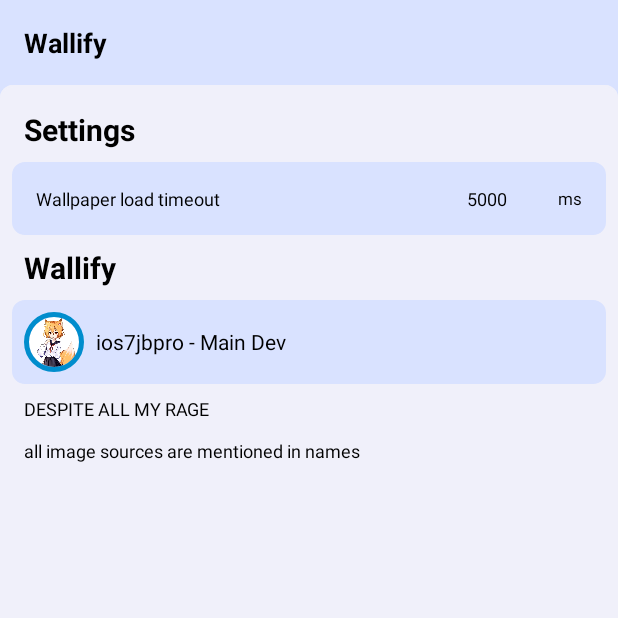
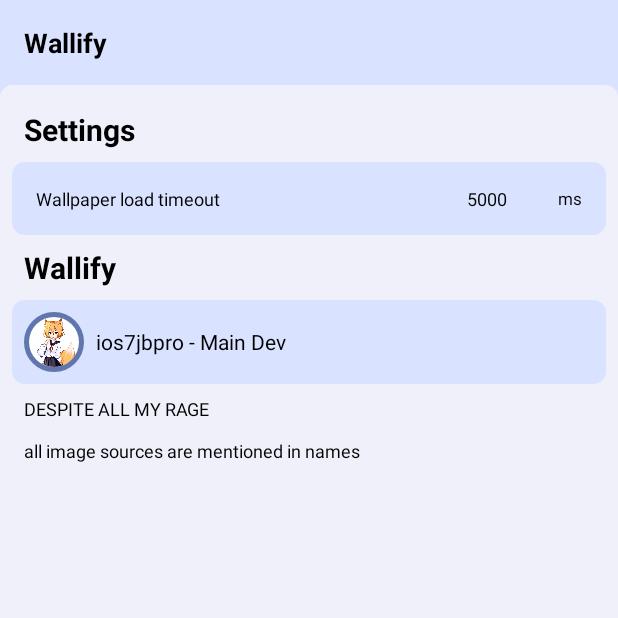
Before and after one commit to ios7jbpro/wallify, an Android app: the screen it shows after launch (MainActivity), after a tap on "Settings / Info", on a phone screen of 412 x 824 dp, the top half of it. Run offline under Robolectric (Android 15) with nearby library versions, the phone set to English and light mode, and no system bars; our stand-ins replace CircleImageView; pictures from the network do not load.

Commit message:
Fix pfp outline inconsistency over at dev list

```diff
--- a/app/src/main/res/layout/settings_dialog_fragment.xml
+++ b/app/src/main/res/layout/settings_dialog_fragment.xml
@@ -87,15 +87,16 @@
 				android:gravity="center_vertical"
 				android:orientation="horizontal"
 				android:background="@drawable/roundedbgviolent">
+
 				<de.hdodenhof.circleimageview.CircleImageView
 					android:id="@+id/circleimageview1"
 					android:layout_width="40dp"
 					android:layout_height="40dp"
 					android:src="@drawable/devpfp1"
+					app:civ_border_color="@color/colorAccent"
+					app:civ_border_overlay="true"
 					app:civ_border_width="3dp"
-					app:civ_border_color="#008DCD"
-					app:civ_circle_background_color="#FFFFFF"
-					app:civ_border_overlay="true" />
+					app:civ_circle_background_color="#FFFFFF" />
 				<TextView
 					android:id="@+id/textview4"
 					android:layout_width="wrap_content"
```
Also changed, not shown: 24 other files.
